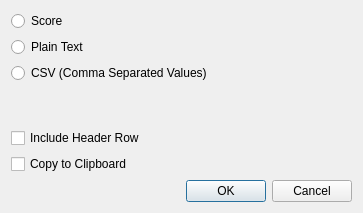
nbarnard/Bells-Used, file bellsused.ui: the form before one commit.
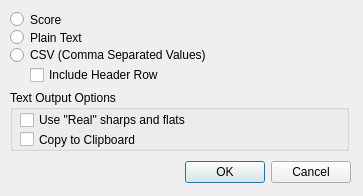
The form after the commit.

Commit message:
Real flats + UI Improvements
Implemented real flats and sharp unicode characters (instead of #,b)
Also tweaked the UI.

```diff
--- a/bellsused.ui
+++ b/bellsused.ui
@@ -7,15 +7,21 @@
     <x>0</x>
     <y>0</y>
     <width>363</width>
-    <height>213</height>
+    <height>196</height>
    </rect>
   </property>
   <property name="windowTitle">
    <string>Choose output format</string>
   </property>
-  <layout class="QVBoxLayout" name="verticalLayout">
-   <item>
     <widget class="QRadioButton" name="radioScore">
+   <property name="geometry">
+    <rect>
+     <x>10</x>
+     <y>10</y>
+     <width>341</width>
+     <height>19</height>
+    </rect>
+   </property>
      <property name="toolTip">
       <string>&lt;html&gt;&lt;head/&gt;&lt;body&gt;&lt;p&gt;Creates bells used as a new score.&lt;/p&gt;&lt;/body&gt;&lt;/html&gt;</string>
      </property>
@@ -26,9 +32,15 @@
       <bool>true</bool>
      </property>
     </widget>
-   </item>
-   <item>
     <widget class="QRadioButton" name="radioText">
+   <property name="geometry">
+    <rect>
+     <x>10</x>
+     <y>28</y>
+     <width>341</width>
+     <height>19</height>
+    </rect>
+   </property>
      <property name="toolTip">
       <string>&lt;html&gt;&lt;head/&gt;&lt;body&gt;&lt;p&gt;Creates a plain text listing of bells used.&lt;/p&gt;&lt;/body&gt;&lt;/html&gt;</string>
      </property>
@@ -36,9 +48,15 @@
       <string>Plain Text</string>
      </property>
     </widget>
-   </item>
-   <item>
     <widget class="QRadioButton" name="radioCSV">
+   <property name="geometry">
+    <rect>
+     <x>10</x>
+     <y>46</y>
+     <width>341</width>
+     <height>18</height>
+    </rect>
+   </property>
      <property name="toolTip">
       <string>&lt;html&gt;&lt;head/&gt;&lt;body&gt;&lt;p&gt;Creates a bells used in CSV (Comma Separated Values) output for use in spreadsheet software.&lt;/p&gt;&lt;/body&gt;&lt;/html&gt;</string>
      </property>
@@ -46,43 +64,31 @@
       <string>CSV (Comma Separated Values)</string>
      </property>
     </widget>
-   </item>
-   <item>
-    <spacer name="verticalSpacer">
-     <property name="orientation">
-      <enum>Qt::Vertical</enum>
-     </property>
-     <property name="sizeHint" stdset="0">
-      <size>
-       <width>20</width>
-       <height>40</height>
-      </size>
-     </property>
-    </spacer>
-   </item>
-   <item>
     <widget class="QCheckBox" name="checkCSVHeader">
-     <property name="text">
-      <string>Include Header Row</string>
+   <property name="geometry">
+    <rect>
+     <x>30</x>
+     <y>65</y>
+     <width>150</width>
+     <height>20</height>
+    </rect>
      </property>
        <property name="toolTip">
       <string>&lt;html&gt;&lt;head/&gt;&lt;body&gt;&lt;p&gt;Places a header in the first line of the CSV file.&lt;/p&gt;&lt;/body&gt;&lt;/html&gt;</string>
      </property>
-    </widget>
-   </item>
-   <item>
-    <widget class="QCheckBox" name="checkClipboard">
      <property name="text">
-      <string>Copy to Clipboard</string>
-     </property>
-    <property name="toolTip">
-      <string>&lt;html&gt;&lt;head/&gt;&lt;body&gt;&lt;p&gt;Copies text or CSV output to the clipboard.&lt;/p&gt;&lt;/body&gt;&lt;/html&gt;</string>
-     </property>
-
-    </widget>
-   </item>
-   <item>
+    <string>Include Header Row</string>
+   </property>
+  </widget>
     <widget class="QDialogButtonBox" name="buttonBox">
+   <property name="geometry">
+    <rect>
+     <x>0</x>
+     <y>160</y>
+     <width>351</width>
+     <height>25</height>
+    </rect>
+   </property>
      <property name="orientation">
       <enum>Qt::Horizontal</enum>
      </property>
@@ -90,8 +96,55 @@
       <set>QDialogButtonBox::Cancel|QDialogButtonBox::Ok</set>
      </property>
     </widget>
-   </item>
-  </layout>
+  <widget class="QGroupBox" name="textOutput">
+   <property name="geometry">
+    <rect>
+     <x>10</x>
+     <y>90</y>
+     <width>339</width>
+     <height>61</height>
+    </rect>
+   </property>
+   <property name="title">
+    <string>Text Output Options</string>
+   </property>
+   <widget class="QCheckBox" name="checkUseRealSharpFlat">
+    <property name="geometry">
+     <rect>
+      <x>10</x>
+      <y>20</y>
+      <width>193</width>
+      <height>20</height>
+     </rect>
+    </property>
+    <property name="toolTip">
+     <string>&lt;html&gt;&lt;head/&gt;&lt;body&gt;&lt;p&gt;Uses symbols for sharps instead of the letter b and the pound symbol&lt;/p&gt;&lt;/body&gt;&lt;/html&gt;</string>
+    </property>
+    <property name="text">
+     <string>Use &quot;Real&quot; sharps and flats</string>
+    </property>
+   </widget>
+   <widget class="QCheckBox" name="checkClipboard">
+    <property name="geometry">
+     <rect>
+      <x>10</x>
+      <y>40</y>
+      <width>350</width>
+      <height>19</height>
+     </rect>
+    </property>
+    <property name="toolTip">
+     <string>&lt;html&gt;&lt;head/&gt;&lt;body&gt;&lt;p&gt;Copies text or CSV output to the clipboard.&lt;/p&gt;&lt;/body&gt;&lt;/html&gt;</string>
+    </property>
+    <property name="text">
+     <string>Copy to Clipboard</string>
+    </property>
+   </widget>
+   <zorder>checkUseRealFlats</zorder>
+   <zorder>checkClipboard</zorder>
+   <zorder>checkUseRealFlats</zorder>
+   <zorder>checkClipboard</zorder>
+  </widget>
  </widget>
  <resources/>
  <connections>
```
Left out of the diff: 2 changed lines with no effect on the pictures. Lines whose indentation alone changed are shown as unchanged. The commit also changes 1 other file.
